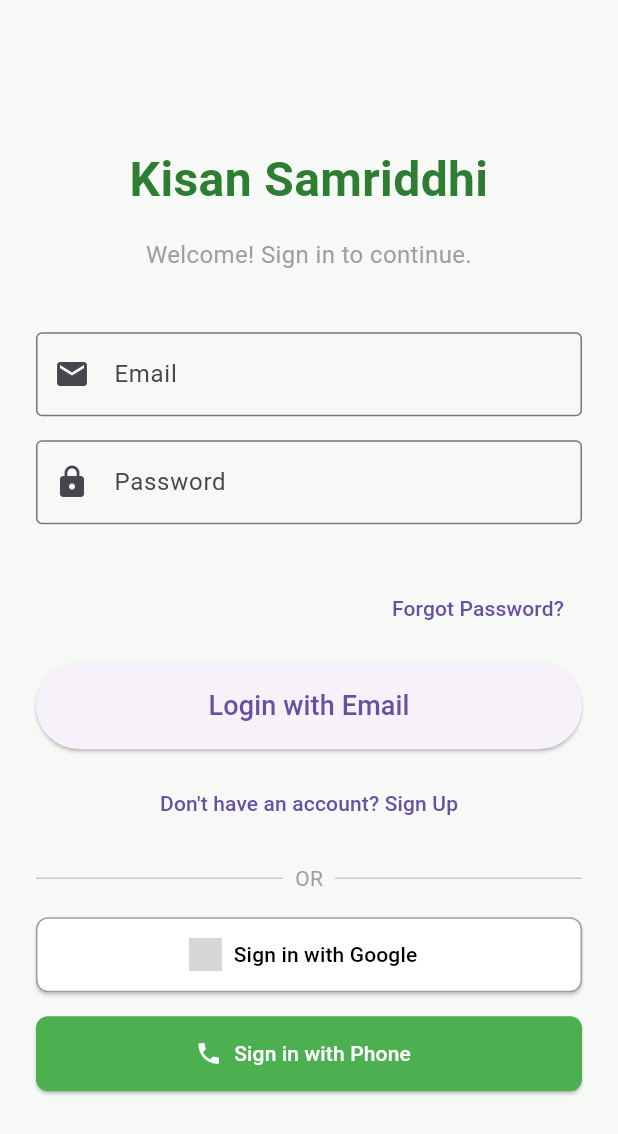
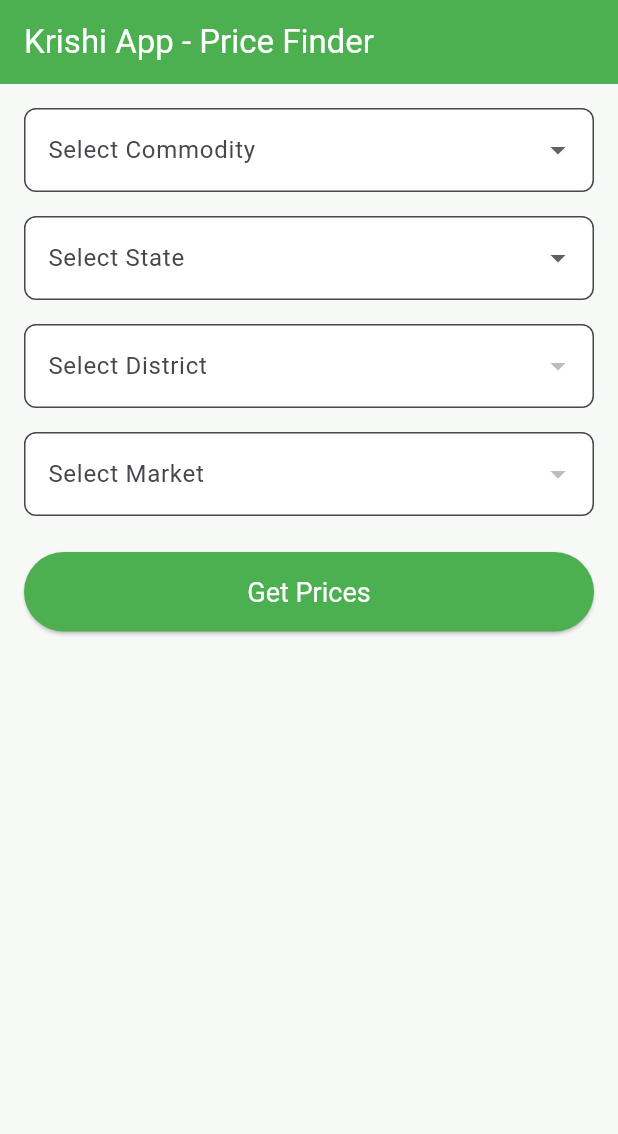
Before and after one commit to BhupenderNayak/krishi_unnati_app, a Flutter app: the screen it shows after launch, on a phone screen of 412 x 824 dp. Shown: the top 1134 px of the screen. Run offline on Flutter 3.47's test engine with Material 3 defaults, Android fonts, the phone set to English and light mode, and no system bars; our stand-ins replace cloud_firestore, firebase_auth, firebase_core, geocoding, geolocator, google_sign_in; accounts and stored records are empty; generated files the repository leaves out were written again; grey boxes are pictures that could not be loaded.

Commit message:
now working crop price added(advance soon)

```diff
--- /dev/null
+++ b/lib/features/price.dart
@@ -0,0 +1,319 @@
+import 'package:flutter/material.dart';
+import 'package:http/http.dart' as http;
+import 'dart:convert';
+import 'dart:io'; // Needed for Platform check
+
+// --- 1. Data Models for the API Response ---
+// This helps us work with the JSON data in a type-safe way.
+class PriceRecord {
+  final String date;
+  final String minPrice;
+  final String maxPrice;
+  final String modalPrice;
+
+  PriceRecord({
+    required this.date,
+    required this.minPrice,
+    required this.maxPrice,
+    required this.modalPrice,
+  });
+
+  factory PriceRecord.fromJson(Map<String, dynamic> json) {
+    return PriceRecord(
+      date: json['date'] ?? 'N/A',
+      minPrice: json['min_price'] ?? 'N/A',
+      maxPrice: json['max_price'] ?? 'N/A',
+      modalPrice: json['modal_price'] ?? 'N/A',
+    );
+  }
+}
+
+class ApiResponse {
+  final List<PriceRecord> results;
+  final String? error;
+
+  ApiResponse({required this.results, this.error});
+
+  factory ApiResponse.fromJson(Map<String, dynamic> json) {
+    var resultsList = json['results'] as List?;
+    List<PriceRecord> records = resultsList != null
+        ? resultsList.map((i) => PriceRecord.fromJson(i)).toList()
+        : [];
+    return ApiResponse(
+      results: records,
+      error: json['error'],
+    );
+  }
+}
+
+void main() {
+  runApp(const KrishiApp());
+}
+
+class KrishiApp extends StatelessWidget {
+  const KrishiApp({super.key});
+
+  @override
+  Widget build(BuildContext context) {
+    return MaterialApp(
+      title: 'Krishi App',
+      theme: ThemeData(
+        primarySwatch: Colors.green,
+        scaffoldBackgroundColor: Colors.grey[100],
+        appBarTheme: const AppBarTheme(
+          backgroundColor: Colors.green,
+          foregroundColor: Colors.white,
+        ),
+      ),
+      home: const PriceFinderScreen(),
+      debugShowCheckedModeBanner: false,
+    );
+  }
+}
+
+class PriceFinderScreen extends StatefulWidget {
+  const PriceFinderScreen({super.key});
+
+  @override
+  State<PriceFinderScreen> createState() => _PriceFinderScreenState();
+}
+
+class _PriceFinderScreenState extends State<PriceFinderScreen> {
+  // --- 2. State Variables ---
+  // Data for dropdowns
+  final List<String> _commodities = ["Onion", "Potato", "Tomato", "Wheat", "Paddy"];
+  final Map<String, Map<String, List<String>>> _locationData = {
+    "Maharashtra": {
+      "Pune": ["Pune"],
+      "Nashik": ["Nasik", "Lasalgaon"]
+    },
+    "Karnataka": {
+      "Bangalore": ["Bangalore"],
+      "Belgaum": ["Belgaum"]
+    },
+    "Uttar Pradesh": {
+      "Agra": ["Agra"],
+      "Lucknow": ["Lucknow"]
+    }
+  };
+
+  // User selections
+  String? _selectedCommodity;
+  String? _selectedState;
+  String? _selectedDistrict;
+  String? _selectedMarket;
+
+  // UI state
+  bool _isLoading = false;
+  ApiResponse? _apiResponse;
+  String? _errorMessage;
+
+  // --- 3. API Call Logic ---
+  Future<void> _fetchPrices() async {
+    if (_selectedCommodity == null ||
+        _selectedState == null ||
+        _selectedDistrict == null ||
+        _selectedMarket == null) {
+      ScaffoldMessenger.of(context).showSnackBar(
+        const SnackBar(content: Text('Please fill out all the fields.')),
+      );
+      return;
+    }
+
+    setState(() {
+      _isLoading = true;
+      _apiResponse = null;
+      _errorMessage = null;
+    });
+
+    // IMPORTANT: Use 10.0.2.2 for Android Emulator. For a real device,
+    // you would replace this with your computer's Wi-Fi IP address.
+    const String host = '10.0.2.2';
+    final url = Uri.parse(
+        'http://$host:5000/price?commodity=$_selectedCommodity&state=$_selectedState&district=$_selectedDistrict&market=$_selectedMarket&days=7');
+
+    print('Calling API: $url');
+
+    try {
+      final response = await http.get(url).timeout(const Duration(seconds: 45));
+      if (response.statusCode == 200) {
+        final data = json.decode(response.body);
+        setState(() {
+          _apiResponse = ApiResponse.fromJson(data);
+          if(_apiResponse!.error != null){
+            _errorMessage = _apiResponse!.error;
+          } else if (_apiResponse!.results.isEmpty){
+            _errorMessage = "No price data found for the selected criteria in the last 7 days.";
+          }
+        });
+      } else {
+        setState(() {
+          _errorMessage = 'Server returned an error: ${response.statusCode}';
+        });
+      }
+    } catch (e) {
+      print('Error fetching data: $e');
+      setState(() {
+        _errorMessage = 'Failed to connect to the server. Make sure your Python API is running.';
+      });
+    } finally {
+      setState(() {
+        _isLoading = false;
+      });
+    }
+  }
+
+  // --- 4. Build Method for UI ---
+  @override
+  Widget build(BuildContext context) {
+    return Scaffold(
+      appBar: AppBar(
+        title: const Text('Krishi App - Price Finder'),
+      ),
+      body: SingleChildScrollView(
+        padding: const EdgeInsets.all(16.0),
+        child: Column(
+          crossAxisAlignment: CrossAxisAlignment.stretch,
+          children: [
+            _buildDropdown(
+              hint: 'Select Commodity',
+              value: _selectedCommodity,
+              items: _commodities,
+              onChanged: (value) {
+                setState(() => _selectedCommodity = value);
+              },
+            ),
+            const SizedBox(height: 16),
+            _buildDropdown(
+              hint: 'Select State',
+              value: _selectedState,
+              items: _locationData.keys.toList(),
+              onChanged: (value) {
+                setState(() {
+                  _selectedState = value;
+                  _selectedDistrict = null;
+                  _selectedMarket = null;
+                });
+              },
+            ),
+            const SizedBox(height: 16),
+            _buildDropdown(
+              hint: 'Select District',
+              value: _selectedDistrict,
+              items: _selectedState != null
+                  ? _locationData[_selectedState]!.keys.toList()
+                  : [],
+              onChanged: (value) {
+                setState(() {
+                  _selectedDistrict = value;
+                  _selectedMarket = null;
+                });
+              },
+            ),
+            const SizedBox(height: 16),
+            _buildDropdown(
+              hint: 'Select Market',
+              value: _selectedMarket,
+              items: _selectedState != null && _selectedDistrict != null
+                  ? _locationData[_selectedState]![_selectedDistrict]!
+                  : [],
+              onChanged: (value) {
+                setState(() => _selectedMarket = value);
+              },
+            ),
+            const SizedBox(height: 24),
+            ElevatedButton(
+              onPressed: _isLoading ? null : _fetchPrices,
+              style: ElevatedButton.styleFrom(
+                backgroundColor: Colors.green,
+                foregroundColor: Colors.white,
+                padding: const EdgeInsets.symmetric(vertical: 16),
+                textStyle: const TextStyle(fontSize: 18),
+              ),
+              child: const Text('Get Prices'),
+            ),
+            const SizedBox(height: 24),
+            _buildResultsSection(),
+          ],
+        ),
+      ),
+    );
+  }
+
+  // --- 5. Helper Widgets ---
+  Widget _buildDropdown({
+    required String hint,
+    required String? value,
+    required List<String> items,
+    required ValueChanged<String?> onChanged,
+  }) {
+    return DropdownButtonFormField<String>(
+      decoration: InputDecoration(
+        labelText: hint,
+        border: OutlineInputBorder(
+          borderRadius: BorderRadius.circular(8),
+        ),
+        filled: true,
+        fillColor: Colors.white,
+      ),
+      value: value,
+      items: items.map((String item) {
+        return DropdownMenuItem<String>(
+          value: item,
+          child: Text(item),
+        );
+      }).toList(),
+      onChanged: items.isEmpty ? null : onChanged,
+      isExpanded: true,
+    );
+  }
+
+  Widget _buildResultsSection() {
+    if (_isLoading) {
+      return const Center(child: CircularProgressIndicator());
+    }
+    if (_errorMessage != null) {
+      return Card(
+        color: Colors.red[50],
+        child: Padding(
+          padding: const EdgeInsets.all(16.0),
+          child: Text(
+            'Error: $_errorMessage',
+            style: TextStyle(color: Colors.red[800], fontWeight: FontWeight.bold),
+            textAlign: TextAlign.center,
+          ),
+        ),
+      );
+    }
+    if (_apiResponse != null && _apiResponse!.results.isNotEmpty) {
+      return _buildResultsTable();
+    }
+    return const SizedBox.shrink(); // Empty space if no action taken yet
+  }
+
+  Widget _buildResultsTable() {
+    return Card(
+      elevation: 2,
+      child: Padding(
+        padding: const EdgeInsets.all(8.0),
+        child: DataTable(
+          columnSpacing: 10,
+          columns: const [
+            DataColumn(label: Text('Date', style: TextStyle(fontWeight: FontWeight.bold))),
+            DataColumn(label: Text('Min', style: TextStyle(fontWeight: FontWeight.bold))),
+            DataColumn(label: Text('Max', style: TextStyle(fontWeight: FontWeight.bold))),
+            DataColumn(label: Text('Modal', style: TextStyle(fontWeight: FontWeight.bold))),
+          ],
+          rows: _apiResponse!.results.map((record) => DataRow(
+            cells: [
+              DataCell(Text(record.date)),
+              DataCell(Text(record.minPrice)),
+              DataCell(Text(record.maxPrice)),
+              DataCell(Text(record.modalPrice)),
+            ],
+          )).toList(),
+        ),
+      ),
+    );
+  }
+}
--- a/lib/main.dart
+++ b/lib/main.dart
@@ -1,6 +1,7 @@
 import 'package:flutter/material.dart';
 import 'package:firebase_core/firebase_core.dart';
 import 'package:firebase_auth/firebase_auth.dart';
+import 'package:krishi_01/features/price.dart';
 import 'screens/login_screen.dart';
 import 'screens/home_screen.dart';
 
@@ -34,7 +35,10 @@
           foregroundColor: Colors.white,
         ),
       ),
-      home: const AuthWrapper(),
+      debugShowCheckedModeBanner: false,
+      home: PriceFinderScreen(),
+      // const AuthWrapper()
+
     );
   }
 }
```
